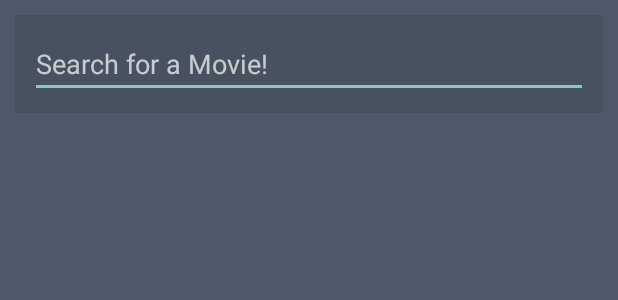
After one commit to metrafonic/CouchDroid-Android, an Android app: the layout fragment_search.xml on its own in the app's theme, with its tools: preview values and no code run, on a phone screen of 412 x 824 dp. The commit adds this screen. Shown: the top 300 px of the screen. Run offline under Robolectric (Android 15) with nearby library versions, the phone set to English and light mode, and no system bars.

Commit message:
Added search feature

```diff
--- /dev/null
+++ b/CouchDroid/src/main/res/layout/fragment_search.xml
@@ -0,0 +1,80 @@
+<?xml version="1.0" encoding="utf-8"?>
+
+<RelativeLayout
+    android:layout_width="fill_parent"
+    android:layout_height="fill_parent"
+    xmlns:android="http://schemas.android.com/apk/res/android"
+    android:background="#4e5969"
+    android:visibility="visible">
+
+    <ScrollView
+        android:layout_width="fill_parent"
+        android:layout_height="fill_parent"
+        android:id="@+id/scrollView"
+        android:layout_alignParentLeft="true"
+        android:padding="10dp"
+        android:layout_below="@+id/relativeLayout">
+
+        <LinearLayout
+            android:orientation="vertical"
+            android:layout_width="fill_parent"
+            android:layout_height="fill_parent"
+            android:background="#47515f">
+
+            <LinearLayout
+                android:orientation="vertical"
+                android:layout_width="fill_parent"
+                android:layout_height="fill_parent"
+                android:id="@+id/LinearLayoutSearch"
+                android:background="#47515f">
+
+            </LinearLayout>
+
+            <ProgressBar
+                style="?android:attr/progressBarStyleLarge"
+                android:layout_width="fill_parent"
+                android:layout_height="wrap_content"
+                android:id="@+id/progressBarSearch"
+                android:visibility="gone"
+                android:layout_below="@+id/editTextSearch"
+                android:layout_centerHorizontal="true" />
+        </LinearLayout>
+    </ScrollView>
+
+    <RelativeLayout
+        android:layout_width="fill_parent"
+        android:layout_height="wrap_content"
+        android:padding="10dp"
+        android:id="@+id/relativeLayout">
+
+        <RelativeLayout
+            android:layout_width="fill_parent"
+            android:layout_height="wrap_content"
+            android:background="#47515f"
+            android:padding="10dp">
+
+            <TextView
+                android:layout_width="wrap_content"
+                android:layout_height="wrap_content"
+                android:textAppearance="?android:attr/textAppearanceLarge"
+                android:text="Add Movie:"
+                android:id="@+id/textView"
+                android:layout_alignParentTop="true"
+                android:layout_alignParentLeft="true"
+                android:paddingLeft="10dp"
+                android:visibility="gone" />
+
+            <EditText
+                android:layout_width="wrap_content"
+                android:layout_height="wrap_content"
+                android:id="@+id/editTextSearch"
+                android:layout_below="@+id/textView"
+                android:layout_alignParentLeft="true"
+                android:hint="Search for a Movie!"
+                android:imeOptions="actionSearch"
+                android:inputType="text"
+                android:layout_alignParentRight="true" />
+
+        </RelativeLayout>
+    </RelativeLayout>
+</RelativeLayout>
```
Also changed, not shown: CouchDroid/src/main/java/com/metrafonic/couchdroid/FragmentHome.java (+21 -10 lines), CouchDroid/src/main/java/com/metrafonic/couchdroid/FragmentMovie.java (+13 -3 lines), CouchDroid/src/main/java/com/metrafonic/couchdroid/FragmentSearch.java (added, +157 -0 lines), CouchDroid/src/main/java/com/metrafonic/couchdroid/MainActivity.java (+52 -1 lines), CouchDroid/src/main/java/com/metrafonic/couchdroid/OnButtonPressListener.java (added, +8 -0 lines), CouchDroid/src/main/res/layout/cellsearch.xml (added, +36 -0 lines).
